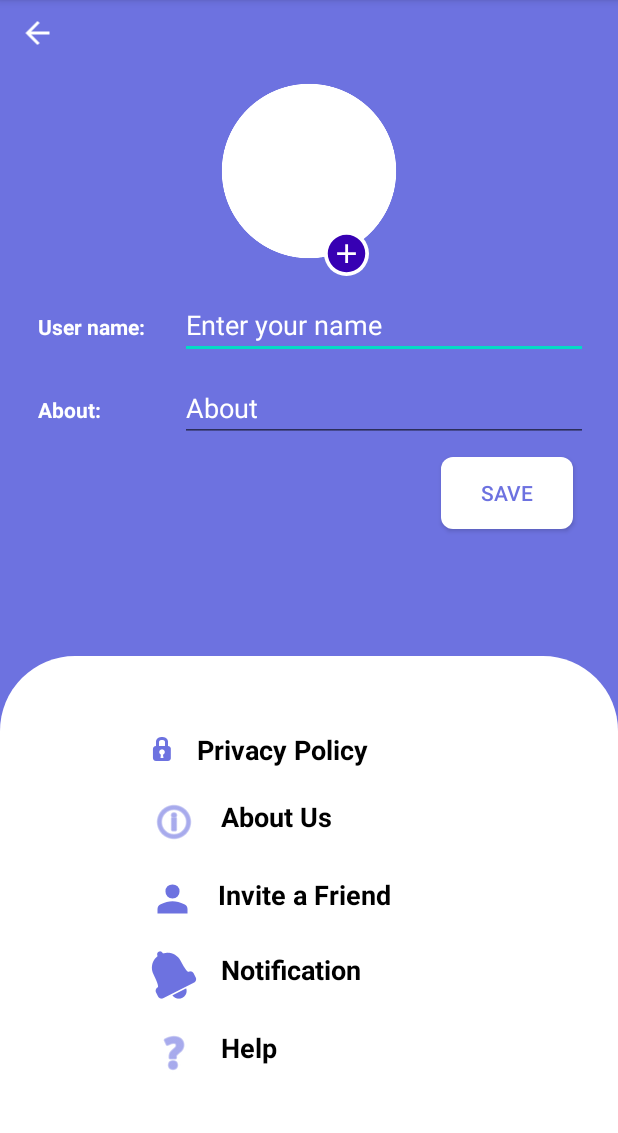
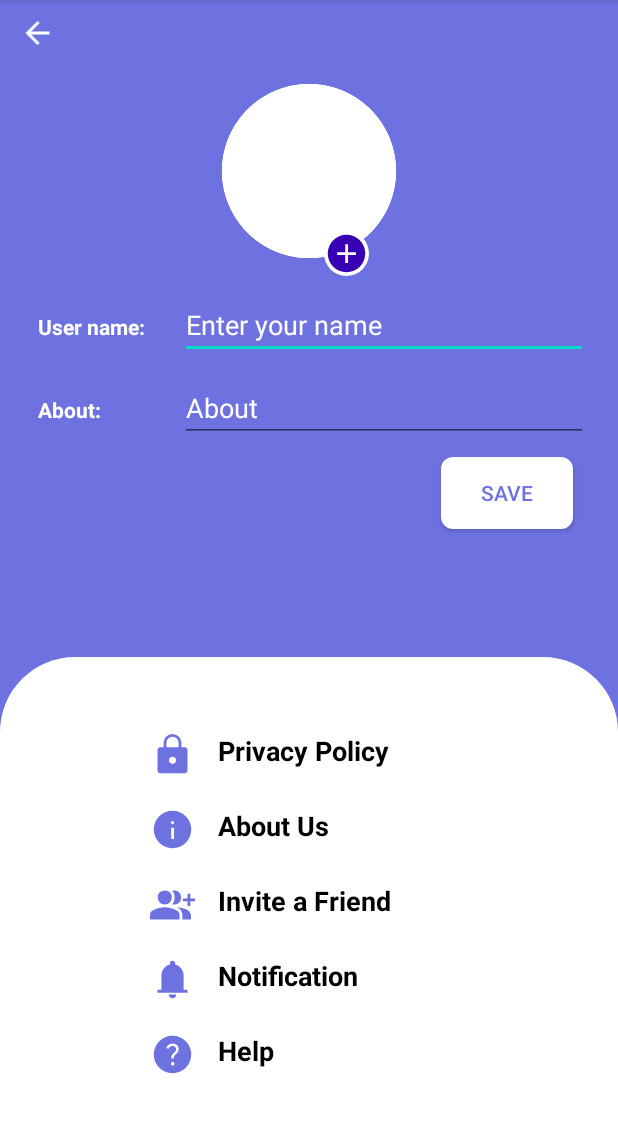
Before and after one commit to EvertzHamiltonIsaac/Final-Project-Mobile, an Android app: the SettingsActivity screen opened directly, with no data from a screen before it, on a phone screen of 412 x 824 dp, the part 84-1217 px from its top. Run offline under Robolectric (Android 15) with nearby library versions, the phone set to English and light mode, and no system bars.

Commit message:
Preferencias de menu

```diff
--- /dev/null
+++ b/app/src/main/res/drawable/help.xml
@@ -0,0 +1,12 @@
+<?xml version="1.0" encoding="utf-8"?>
+<vector xmlns:android="http://schemas.android.com/apk/res/android"
+    android:width="30dp"
+    android:height="30dp"
+    android:viewportWidth="960"
+    android:viewportHeight="960"
+    android:tint="@color/MediumStateBlue"
+    android:autoMirrored="true">
+    <path
+        android:fillColor="@android:color/white"
+        android:pathData="M484,713Q500,713 511,702Q522,691 522,675Q522,659 511,648Q500,637 484,637Q468,637 457,648Q446,659 446,675Q446,691 457,702Q468,713 484,713ZM449,567L508,567Q508,541 514.5,519.5Q521,498 555,470Q586,444 599,419Q612,394 612,364Q612,311 577.5,279Q543,247 486,247Q437,247 399.5,271.5Q362,296 345,339L398,359Q409,331 431,315.5Q453,300 483,300Q517,300 538,318.5Q559,337 559,366Q559,388 546,407.5Q533,427 508,448Q478,474 463.5,499.5Q449,525 449,567ZM480,880Q398,880 325,848.5Q252,817 197.5,762.5Q143,708 111.5,635Q80,562 80,480Q80,397 111.5,324Q143,251 197.5,197Q252,143 325,111.5Q398,80 480,80Q563,80 636,111.5Q709,143 763,197Q817,251 848.5,324Q880,397 880,480Q880,562 848.5,635Q817,708 763,762.5Q709,817 636,848.5Q563,880 480,880Z"/>
+</vector>
--- /dev/null
+++ b/app/src/main/res/drawable/info.xml
@@ -0,0 +1,11 @@
+<?xml version="1.0" encoding="utf-8"?>
+<vector xmlns:android="http://schemas.android.com/apk/res/android"
+    android:width="30dp"
+    android:height="30dp"
+    android:viewportWidth="960"
+    android:viewportHeight="960"
+    android:tint="@color/MediumStateBlue">
+    <path
+        android:fillColor="@android:color/white"
+        android:pathData="M453,680L513,680L513,440L453,440L453,680ZM479.98,366Q494,366 503.5,356.8Q513,347.6 513,334Q513,319.55 503.52,309.77Q494.04,300 480.02,300Q466,300 456.5,309.77Q447,319.55 447,334Q447,347.6 456.48,356.8Q465.96,366 479.98,366ZM480.27,880Q397.53,880 324.77,848.5Q252,817 197.5,762.5Q143,708 111.5,635.16Q80,562.32 80,479.5Q80,396.68 111.5,323.84Q143,251 197.5,197Q252,143 324.84,111.5Q397.68,80 480.5,80Q563.32,80 636.16,111.5Q709,143 763,197Q817,251 848.5,324Q880,397 880,479.73Q880,562.47 848.5,635.23Q817,708 763,762.32Q709,816.63 636,848.32Q563,880 480.27,880Z"/>
+</vector>
--- /dev/null
+++ b/app/src/main/res/drawable/notification.xml
@@ -0,0 +1,11 @@
+<?xml version="1.0" encoding="utf-8"?>
+<vector xmlns:android="http://schemas.android.com/apk/res/android"
+    android:width="30dp"
+    android:height="30dp"
+    android:viewportWidth="960"
+    android:viewportHeight="960"
+    android:tint="@color/MediumStateBlue">
+    <path
+        android:fillColor="@android:color/white"
+        android:pathData="M160,760L160,700L244,700L244,394Q244,310 293.5,244.5Q343,179 424,162L424,133Q424,110 440.5,95Q457,80 480,80Q503,80 519.5,95Q536,110 536,133L536,162Q617,179 667,244.5Q717,310 717,394L717,700L800,700L800,760L160,760ZM480,880Q448,880 424,856.5Q400,833 400,800L560,800Q560,833 536.5,856.5Q513,880 480,880Z"/>
+</vector>
--- /dev/null
+++ b/app/src/main/res/drawable/users.xml
@@ -0,0 +1,11 @@
+<?xml version="1.0" encoding="utf-8"?>
+<vector xmlns:android="http://schemas.android.com/apk/res/android"
+    android:width="30dp"
+    android:height="30dp"
+    android:viewportWidth="960"
+    android:viewportHeight="960"
+    android:tint="@color/MediumStateBlue">
+    <path
+        android:fillColor="@android:color/white"
+        android:pathData="M474,474Q500,442 512.5,408Q525,374 525,329Q525,284 512.5,250Q500,216 474,184Q474,184 474,184Q474,184 474,184Q550,167 607.5,207Q665,247 665,329Q665,411 607.5,451Q550,491 474,474Q474,474 474,474Q474,474 474,474ZM690,800L690,706Q690,655 664,611Q638,567 574,537Q747,559 810.5,601Q874,643 874,706L874,800L690,800ZM800,511L800,411L700,411L700,351L800,351L800,251L860,251L860,351L960,351L960,411L860,411L860,511L800,511ZM315,479Q249,479 207,437Q165,395 165,329Q165,263 207,221Q249,179 315,179Q381,179 423,221Q465,263 465,329Q465,395 423,437Q381,479 315,479ZM0,800L0,706Q0,671 18.5,642.5Q37,614 68,600Q140,568 196.5,554Q253,540 315,540Q377,540 433,554Q489,568 561,600Q592,614 611,642.5Q630,671 630,706L630,800L0,800Z"/>
+</vector>
--- a/app/src/main/res/layout/activity_chat_detail.xml
+++ b/app/src/main/res/layout/activity_chat_detail.xml
@@ -22,7 +22,7 @@
             android:layout_weight="1">
 
             <ImageView
-                android:id="@+id/backArrow"
+                android:id="@+id/backArrowSettings"
                 android:layout_width="wrap_content"
                 android:layout_height="wrap_content"
                 app:layout_constraintBottom_toBottomOf="parent"
@@ -40,7 +40,7 @@
                 app:civ_border_color="#FFF"
                 app:civ_border_width="2dp"
                 app:layout_constraintBottom_toBottomOf="parent"
-                app:layout_constraintStart_toEndOf="@+id/backArrow"
+                app:layout_constraintStart_toEndOf="@+id/backArrowSettings"
                 app:layout_constraintTop_toTopOf="parent" />
 
             <TextView
--- a/app/src/main/res/layout/activity_settings.xml
+++ b/app/src/main/res/layout/activity_settings.xml
@@ -9,7 +9,7 @@
 
 
     <ImageView
-        android:id="@+id/backArrow"
+        android:id="@+id/backArrowSettings"
         android:layout_width="30dp"
         android:layout_height="wrap_content"
         android:layout_marginStart="10dp"
@@ -22,7 +22,7 @@
     <LinearLayout
         android:layout_width="match_parent"
         android:layout_height="wrap_content"
-        android:layout_below="@id/backArrow"
+        android:layout_below="@id/backArrowSettings"
         android:layout_marginLeft="20dp"
         android:layout_marginRight="20dp"
         android:gravity="center"
@@ -123,7 +123,7 @@
             android:layout_width="match_parent"
             android:layout_height="wrap_content"
             android:layout_marginLeft="50dp"
-            android:drawableLeft="@android:drawable/ic_secure"
+            android:drawableLeft="@drawable/pass_input"
             android:drawablePadding="15dp"
             android:drawableTint="@color/MediumStateBlue"
             android:padding="10dp"
@@ -137,7 +137,7 @@
             android:layout_width="match_parent"
             android:layout_height="wrap_content"
             android:layout_marginLeft="50dp"
-            android:drawableLeft="@android:drawable/ic_menu_info_details"
+            android:drawableLeft="@drawable/info"
             android:drawablePadding="15dp"
             android:drawableTint="@color/MediumStateBlue"
             android:padding="10dp"
@@ -151,7 +151,7 @@
             android:layout_width="match_parent"
             android:layout_height="wrap_content"
             android:layout_marginLeft="50dp"
-            android:drawableLeft="@drawable/user_input"
+            android:drawableLeft="@drawable/users"
             android:drawablePadding="15dp"
             android:drawableTint="@color/MediumStateBlue"
             android:padding="10dp"
@@ -165,7 +165,7 @@
             android:layout_width="match_parent"
             android:layout_height="wrap_content"
             android:layout_marginLeft="50dp"
-            android:drawableLeft="@android:drawable/ic_popup_reminder"
+            android:drawableLeft="@drawable/notification"
             android:drawablePadding="15dp"
             android:drawableTint="@color/MediumStateBlue"
             android:padding="10dp"
@@ -179,7 +179,7 @@
             android:layout_width="match_parent"
             android:layout_height="wrap_content"
             android:layout_marginLeft="50dp"
-            android:drawableLeft="@android:drawable/ic_menu_help"
+            android:drawableLeft="@drawable/help"
             android:drawablePadding="15dp"
             android:drawableTint="@color/MediumStateBlue"
             android:padding="10dp"
```
